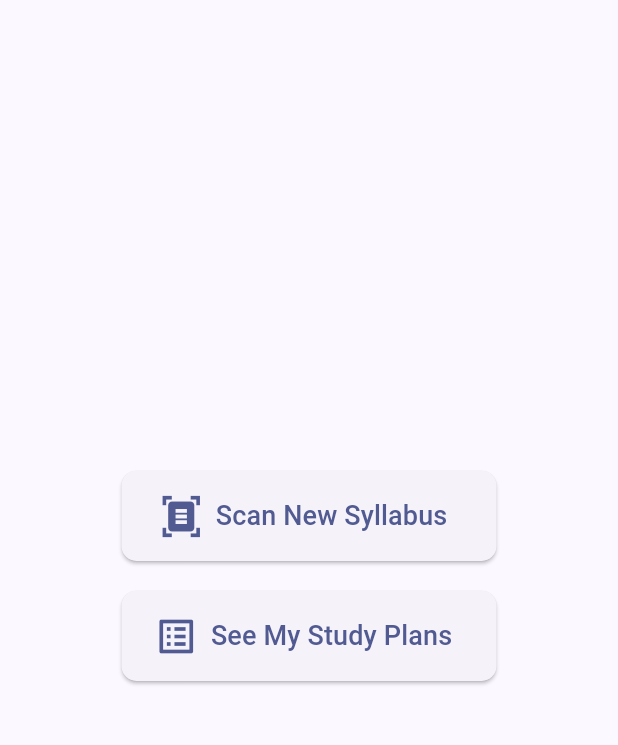
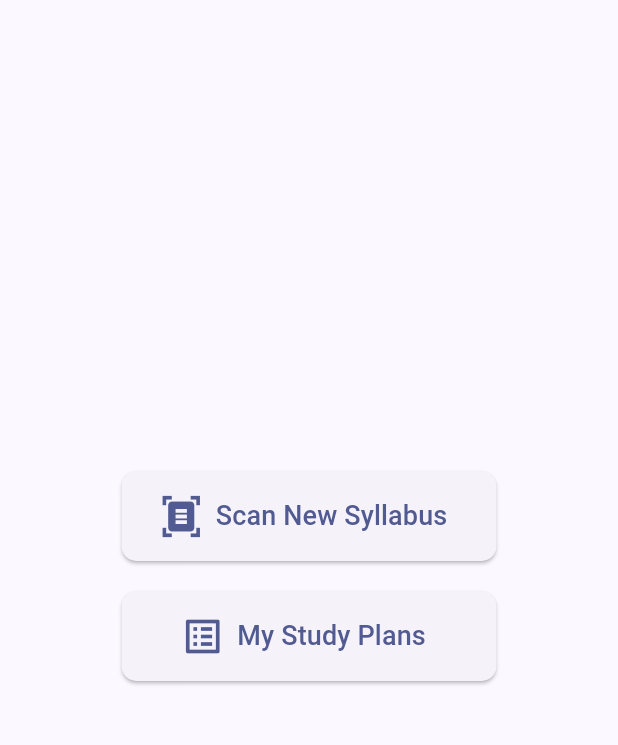
Before and after one commit to Sazid24Ali/dotenv_check, a Flutter app: the screen it shows after launch, on a phone screen of 412 x 824 dp, the part 84-829 px from its top. Run offline on Flutter 3.47's test engine with Material 3 defaults, Android fonts, the light colour scheme and no system bars; our stand-ins replace flutter_dotenv, flutter_local_notifications, image_picker, pdf, permission_handler, shared_preferences and 1 more; missing offline and left inert: flutter_pdfview, google_mlkit_text_recognition.

Commit message:
checking persis

```diff
--- a/lib/screens/main_screen.dart
+++ b/lib/screens/main_screen.dart
@@ -57,7 +57,7 @@ class MainScreen extends StatelessWidget {
                 },
                 icon: const Icon(Icons.list_alt, size: 30),
                 label: const Text(
-                  'See My Study Plans',
+                  'My Study Plans',
                   style: TextStyle(fontSize: 18),
                 ),
                 style: ElevatedButton.styleFrom(
```
